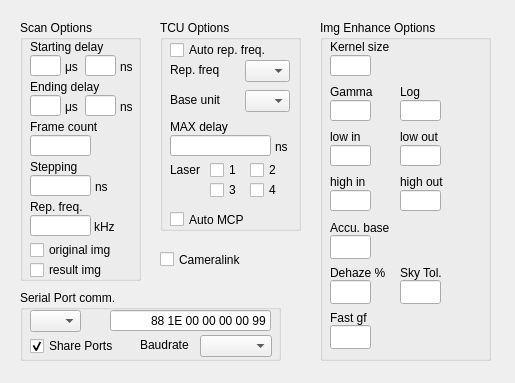
Qt form settings.ui (yilp7/img_proc_demo) before a commit.
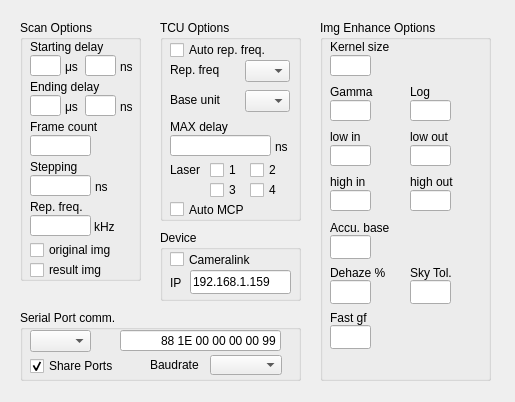
The same form after that commit.

Patch:
```diff
--- a/settings.ui
+++ b/settings.ui
@@ -7,7 +7,7 @@
     <x>0</x>
     <y>0</y>
     <width>515</width>
-    <height>383</height>
+    <height>402</height>
    </rect>
   </property>
   <property name="windowTitle">
@@ -298,7 +298,7 @@
      <x>320</x>
      <y>20</y>
      <width>171</width>
-     <height>341</height>
+     <height>361</height>
     </rect>
    </property>
    <property name="title">
@@ -346,7 +346,7 @@
    <widget class="QLineEdit" name="LOW_OUT_EDIT">
     <property name="geometry">
      <rect>
-      <x>80</x>
+      <x>90</x>
       <y>125</y>
       <width>41</width>
       <height>21</height>
@@ -372,7 +372,7 @@
    <widget class="QLineEdit" name="HIGH_OUT_EDIT">
     <property name="geometry">
      <rect>
-      <x>80</x>
+      <x>90</x>
       <y>170</y>
       <width>41</width>
       <height>21</height>
@@ -424,7 +424,7 @@
    <widget class="QLabel" name="LOW_OUT">
     <property name="geometry">
      <rect>
-      <x>80</x>
+      <x>90</x>
       <y>110</y>
       <width>60</width>
       <height>14</height>
@@ -437,7 +437,7 @@
    <widget class="QLabel" name="HIGH_OUT">
     <property name="geometry">
      <rect>
-      <x>80</x>
+      <x>90</x>
       <y>155</y>
       <width>60</width>
       <height>14</height>
@@ -463,7 +463,7 @@
    <widget class="QLineEdit" name="LOG_EDIT">
     <property name="geometry">
      <rect>
-      <x>80</x>
+      <x>90</x>
       <y>80</y>
       <width>41</width>
       <height>21</height>
@@ -476,7 +476,7 @@
    <widget class="QLabel" name="LOG">
     <property name="geometry">
      <rect>
-      <x>80</x>
+      <x>90</x>
       <y>65</y>
       <width>60</width>
       <height>14</height>
@@ -541,7 +541,7 @@
    <widget class="QLabel" name="SKY_TOLERANCE">
     <property name="geometry">
      <rect>
-      <x>80</x>
+      <x>90</x>
       <y>245</y>
       <width>61</width>
       <height>16</height>
@@ -554,7 +554,7 @@
    <widget class="QLineEdit" name="SKY_TOLERANCE_EDIT">
     <property name="geometry">
      <rect>
-      <x>80</x>
+      <x>90</x>
       <y>260</y>
       <width>41</width>
       <height>24</height>
@@ -595,8 +595,8 @@
    <property name="geometry">
     <rect>
      <x>20</x>
-     <y>290</y>
-     <width>261</width>
+     <y>310</y>
+     <width>281</width>
      <height>71</height>
     </rect>
    </property>
@@ -608,7 +608,7 @@
      <rect>
       <x>10</x>
       <y>20</y>
-      <width>51</width>
+      <width>61</width>
       <height>22</height>
      </rect>
     </property>
@@ -632,17 +632,17 @@
    <widget class="QComboBox" name="BAUDRATE_LIST">
     <property name="geometry">
      <rect>
-      <x>180</x>
+      <x>190</x>
       <y>45</y>
       <width>72</width>
-      <height>22</height>
+      <height>20</height>
      </rect>
     </property>
    </widget>
    <widget class="QLabel" name="BAUDRATE">
     <property name="geometry">
      <rect>
-      <x>120</x>
+      <x>130</x>
       <y>47</y>
       <width>61</width>
       <height>16</height>
@@ -655,7 +655,7 @@
    <widget class="QLineEdit" name="COM_DATA_EDT">
     <property name="geometry">
      <rect>
-      <x>90</x>
+      <x>100</x>
       <y>20</y>
       <width>161</width>
       <height>21</height>
@@ -669,26 +669,13 @@
     </property>
    </widget>
   </widget>
-  <widget class="QCheckBox" name="CAMERALINK_CHK">
-   <property name="geometry">
-    <rect>
-     <x>160</x>
-     <y>250</y>
-     <width>91</width>
-     <height>19</height>
-    </rect>
-   </property>
-   <property name="text">
-    <string>Cameralink</string>
-   </property>
-  </widget>
   <widget class="QGroupBox" name="TCU_GRP">
    <property name="geometry">
     <rect>
      <x>160</x>
      <y>20</y>
      <width>141</width>
-     <height>211</height>
+     <height>201</height>
     </rect>
    </property>
    <property name="title">
@@ -861,7 +848,7 @@
     <property name="geometry">
      <rect>
       <x>10</x>
-      <y>190</y>
+      <y>180</y>
       <width>81</width>
       <height>19</height>
      </rect>
@@ -871,6 +858,58 @@
     </property>
    </widget>
   </widget>
+  <widget class="QGroupBox" name="DEVICE_GRP">
+   <property name="geometry">
+    <rect>
+     <x>160</x>
+     <y>230</y>
+     <width>141</width>
+     <height>71</height>
+    </rect>
+   </property>
+   <property name="title">
+    <string>Device</string>
+   </property>
+   <widget class="QCheckBox" name="CAMERALINK_CHK">
+    <property name="geometry">
+     <rect>
+      <x>10</x>
+      <y>20</y>
+      <width>91</width>
+      <height>19</height>
+     </rect>
+    </property>
+    <property name="text">
+     <string>Cameralink</string>
+    </property>
+   </widget>
+   <widget class="QLineEdit" name="IP_EDIT">
+    <property name="geometry">
+     <rect>
+      <x>30</x>
+      <y>40</y>
+      <width>101</width>
+      <height>24</height>
+     </rect>
+    </property>
+    <property name="text">
+     <string>192.168.1.159</string>
+    </property>
+   </widget>
+   <widget class="QLabel" name="label">
+    <property name="geometry">
+     <rect>
+      <x>10</x>
+      <y>45</y>
+      <width>21</width>
+      <height>16</height>
+     </rect>
+    </property>
+    <property name="text">
+     <string>IP</string>
+    </property>
+   </widget>
+  </widget>
  </widget>
  <resources/>
  <connections/>
```
